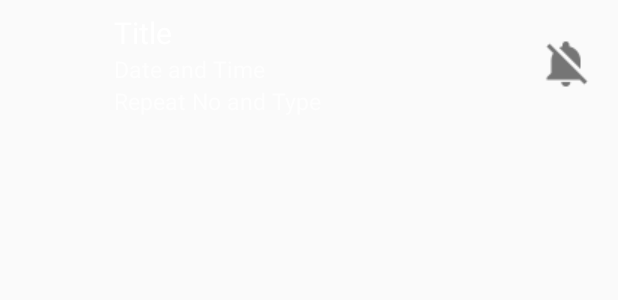
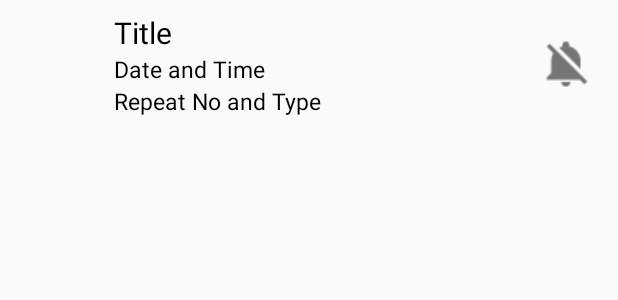
Before and after one commit to teema15135/Kourse, an Android app: the layout alarm_items.xml on its own in the app's theme, with its tools: preview values and no code run, on a phone screen of 412 x 824 dp. Shown: the top 300 px of the screen. Run offline under Robolectric (Android 15) with nearby library versions, the light colour scheme and no system bars.

```diff
--- a/app/src/main/res/layout/alarm_items.xml
+++ b/app/src/main/res/layout/alarm_items.xml
@@ -30,7 +30,7 @@
             android:ellipsize="end"
             android:maxLines="2"
             android:layout_height="wrap_content"
-            android:textColor="@color/abc_primary_text_material_dark"
+            android:textColor="@android:color/black"
             tools:text="Title"
             android:textSize="20sp"/>
 
@@ -41,7 +41,7 @@
             android:singleLine="true"
             android:layout_height="wrap_content"
             android:textSize="15sp"
-            android:textColor="@color/abc_secondary_text_material_dark"
+            android:textColor="@android:color/black"
             tools:text="Date and Time"/>
 
         <TextView
@@ -51,7 +51,7 @@
             android:singleLine="true"
             android:layout_height="wrap_content"
             android:textSize="15sp"
-            android:textColor="@color/abc_secondary_text_material_dark"
+            android:textColor="@android:color/black"
             tools:text="Repeat No and Type"/>
 
     </LinearLayout>
```
Also changed, not shown: app/src/main/java/com/coe/kourse/NotificationFragment.java (+4 -4 lines), app/src/main/res/layout/fragment_notification.xml (+10 -9 lines).
